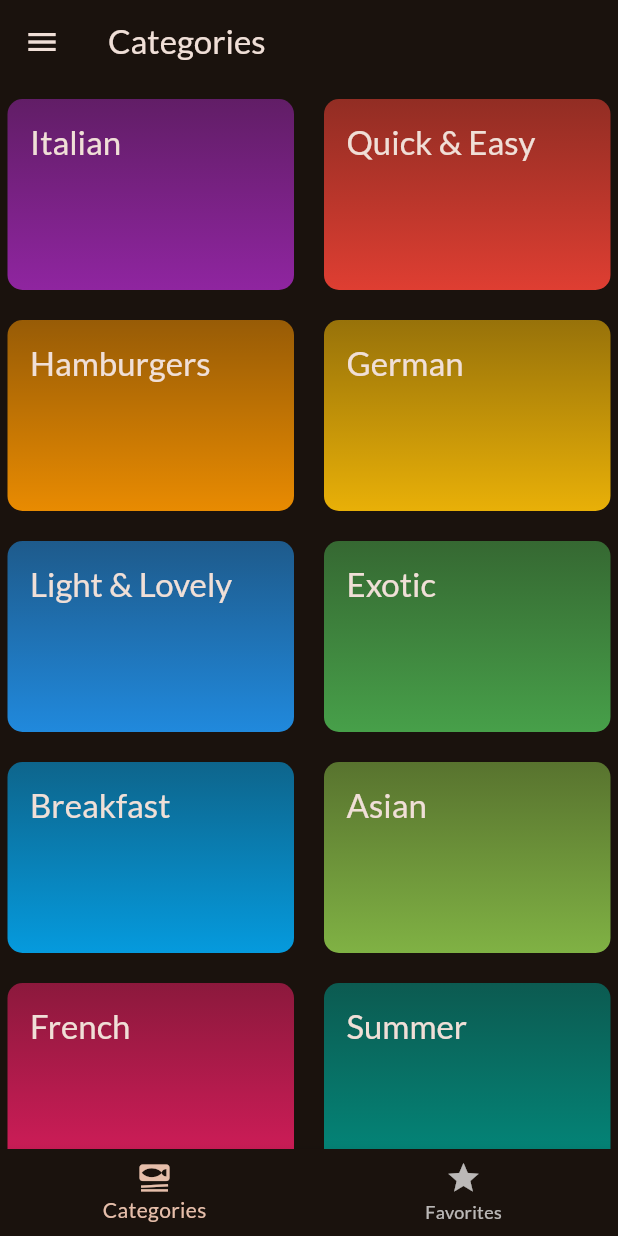
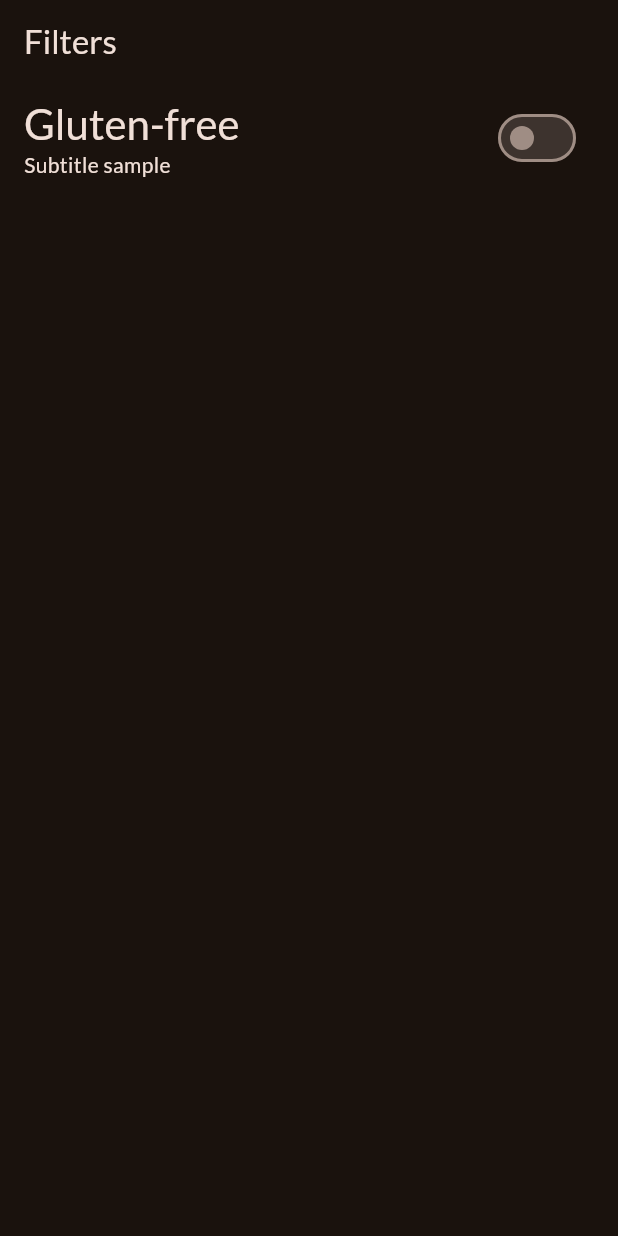
Before and after one commit to QuantumSams/udemy_flutter_redo_meals, a Flutter app: the screen it shows after launch, on a phone screen of 412 x 824 dp. Run offline on Flutter 3.47's test engine with Material 3 defaults, Android fonts, the phone set to English and light mode, and no system bars; our stand-ins replace google_fonts, transparent_image.

Commit message:
Add: filter screen foundation

```diff
--- a/lib/main.dart
+++ b/lib/main.dart
@@ -1,6 +1,7 @@
 import 'package:flutter/material.dart';
 import 'screen/tabs.dart';
 import 'package:google_fonts/google_fonts.dart';
+import 'screen/filter.dart';
 
 final theme = ThemeData(
   useMaterial3: true,
@@ -23,7 +24,8 @@ class App extends StatelessWidget {
     return MaterialApp(
       theme: theme,
       home: const Scaffold(
-        body: Tabs(),
+        // body: Tabs(),
+        body: Filter(),
       ),
     );
   }
--- /dev/null
+++ b/lib/screen/filter.dart
@@ -0,0 +1,49 @@
+import 'package:flutter/material.dart';
+
+class Filter extends StatefulWidget {
+  const Filter({super.key});
+
+  @override
+  State<Filter> createState() {
+    return _FilterState();
+  }
+}
+
+class _FilterState extends State<Filter> {
+  var _isGlutenChecked = false;
+
+  @override
+  Widget build(BuildContext context) {
+    return Scaffold(
+      appBar: AppBar(
+        title: const Text('Filters'),
+      ),
+      body: Column(
+        children: [
+          SwitchListTile(
+            value: _isGlutenChecked,
+            onChanged: (isChecked) {
+              setState(() {
+                _isGlutenChecked = isChecked;
+              });
+            },
+            title: Text(
+              'Gluten-free',
+              style: Theme.of(context)
+                  .textTheme
+                  .headlineMedium!
+                  .copyWith(color: Theme.of(context).colorScheme.onBackground),
+            ),
+            subtitle: Text(
+              'Subtitle sample',
+              style: Theme.of(context)
+                  .textTheme
+                  .bodyMedium!
+                  .copyWith(color: Theme.of(context).colorScheme.onBackground),
+            ),
+          )
+        ],
+      ),
+    );
+  }
+}
--- a/lib/screen/tabs.dart
+++ b/lib/screen/tabs.dart
@@ -42,6 +42,13 @@ class _TabStates extends State<Tabs> {
     }
   }
 
+  void _onSelectScreen(String screenID) {
+    if (screenID == 'filters') {
+    } else if (screenID == 'menu') {
+      Navigator.of(context).pop();
+    }
+  }
+
   @override
   Widget build(BuildContext context) {
     Widget activeScreen = CategoriesScreen(
@@ -60,7 +67,9 @@ class _TabStates extends State<Tabs> {
     return Scaffold(
       appBar: AppBar(title: Text(activeTitle)),
       body: activeScreen,
-      drawer: const SideDrawer(),
+      drawer: SideDrawer(
+        onSelectScreen: _onSelectScreen,
+      ),
       bottomNavigationBar: BottomNavigationBar(
           onTap: _screenIndexSet,
           currentIndex: screenIndex,
```
Also changed, not shown: lib/widget/side_drawer.dart (+10 -4 lines).
